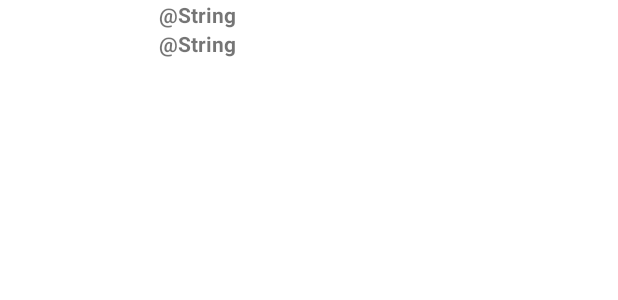
After one commit to 2021OSS/NoMoreOverpriced, an Android app: the layout activity_custom_info_window.xml on its own in the app's theme, with its tools: preview values and no code run, on a phone screen of 412 x 824 dp. The commit adds this screen. Shown: the top 300 px of the screen. Run offline under Robolectric (Android 15) with nearby library versions, the phone set to English and light mode, and no system bars.

Commit message:
add custom infoWindow

```diff
--- /dev/null
+++ b/app/src/main/res/layout/activity_custom_info_window.xml
@@ -0,0 +1,26 @@
+<?xml version="1.0" encoding="utf-8"?>
+<LinearLayout
+    xmlns:android="http://schemas.android.com/apk/res/android"
+    xmlns:app="http://schemas.android.com/apk/res-auto"
+    android:layout_width="wrap_content"
+    android:layout_height="wrap_content"
+    android:orientation="vertical"
+    android:layout_gravity="center_horizontal"
+    android:gravity="center"
+    android:background="@android:color/white"
+    >
+
+    <TextView
+        android:id="@+id/txtPickupInfo"
+        android:layout_width="match_parent"
+        android:layout_height="wrap_content"
+        android:text="@string/pickup_here"
+        android:textStyle="bold" />
+    <TextView
+        android:layout_width="200dp"
+        android:layout_height="wrap_content"
+        android:id="@+id/txtPickupSnippet"
+        android:text="@string/optional"
+        android:textStyle="bold"
+        />
+</LinearLayout>
--- a/app/src/main/res/values/strings.xml
+++ b/app/src/main/res/values/strings.xml
@@ -1,3 +1,5 @@
 <resources>
     <string name="app_name">No More Overpriced</string>
+    <string name="optional">\@String</string>
+    <string name="pickup_here">\@String</string>
 </resources>
--- a/build.gradle
+++ b/build.gradle
@@ -5,7 +5,6 @@ buildscript {
         jcenter()
     }
     dependencies {
-//        implementation group: 'com.opencsv', name: 'opencsv', version: '4.4'
         classpath "com.android.tools.build:gradle:4.1.1"
         classpath 'com.google.gms:google-services:4.3.8'
         // NOTE: Do not place your application dependencies here; they belong
```
Also changed, not shown: app/src/main/java/com/example/nomoreoverpriced/CustomInfoWindow.java (added, +41 -0 lines), app/src/main/java/com/example/nomoreoverpriced/MainActivity.java (+15 -8 lines).
